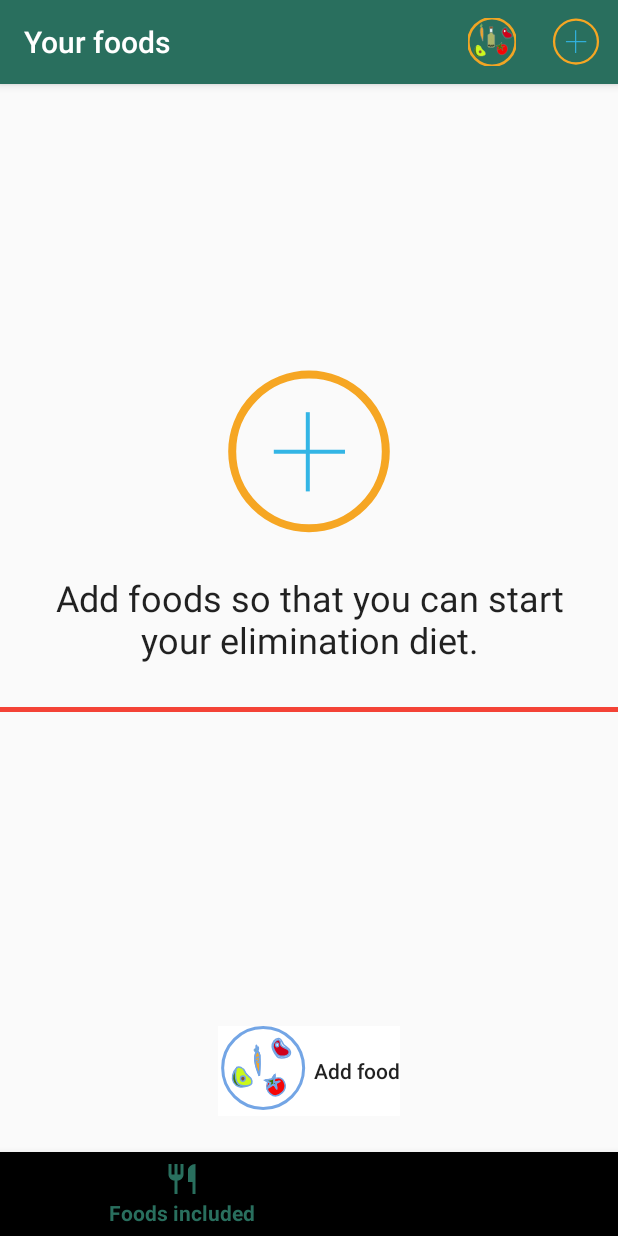
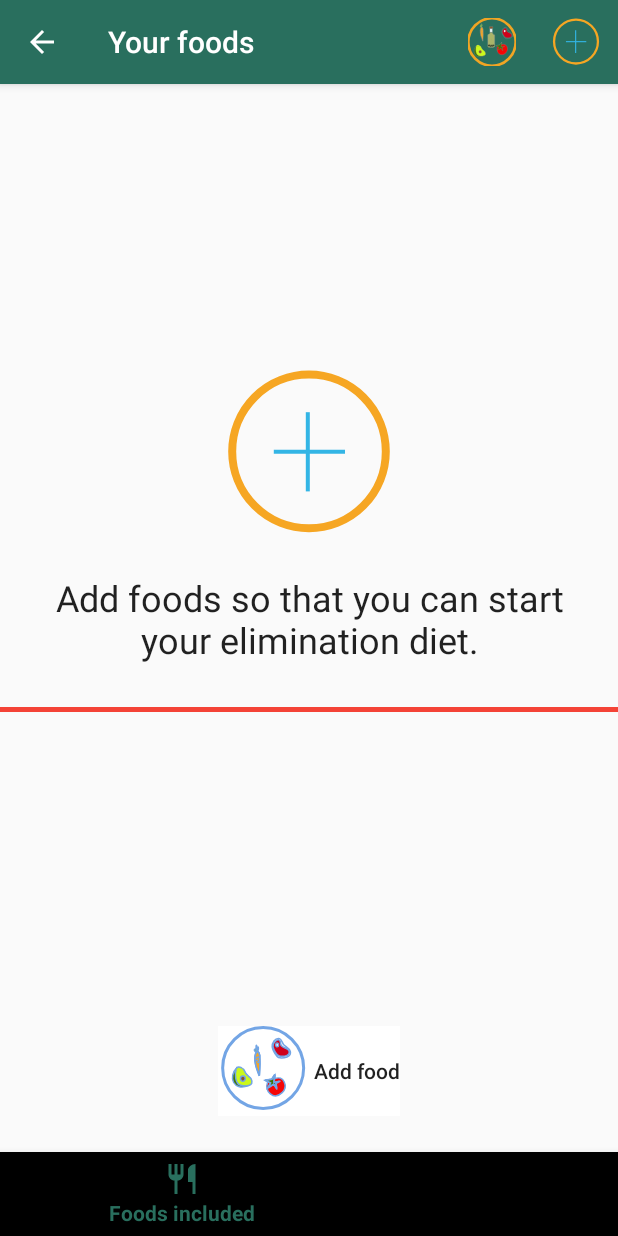
Before and after one commit to JohnyLearning/Eatlimination-Android, an Android app: the fragment AddFoodFragment placed in its activity, on a phone screen of 412 x 824 dp. Run offline under Robolectric (Android 15) with nearby library versions, the light colour scheme and no system bars; our stand-ins replace Picasso, Room's generated code, RxJava, data binding, navigation-ui; pictures from the network do not load; 4 statements that could not run were skipped.

Commit message:
navigation fixes

```diff
--- a/app/src/main/java/com/ihadzhi/eatlimination/ui/AddFoodFragment.java
+++ b/app/src/main/java/com/ihadzhi/eatlimination/ui/AddFoodFragment.java
@@ -5,15 +5,14 @@
 import androidx.annotation.NonNull;
 import androidx.annotation.Nullable;
 import androidx.databinding.DataBindingUtil;
-import androidx.fragment.app.Fragment;
 import androidx.navigation.fragment.NavHostFragment;
 
 import android.view.LayoutInflater;
+import android.view.MenuItem;
 import android.view.View;
 import android.view.ViewGroup;
 
 import com.ihadzhi.eatlimination.R;
-import com.ihadzhi.eatlimination.data.Diet;
 import com.ihadzhi.eatlimination.data.DietDao;
 import com.ihadzhi.eatlimination.data.EatliminationDatabase;
 import com.ihadzhi.eatlimination.data.Food;
@@ -26,7 +25,7 @@
 import java.util.concurrent.Executor;
 import java.util.concurrent.Executors;
 
-public class AddFoodFragment extends Fragment {
+public class AddFoodFragment extends BaseFragment {
 
     private SpoonFoodAuto food;
     private FragmentAddFoodBinding binding;
@@ -47,6 +46,9 @@
     @Override
     public void onViewCreated(@NonNull View view, @Nullable Bundle savedInstanceState) {
         super.onViewCreated(view, savedInstanceState);
+        setHasOptionsMenu(true);
+        showBackButton();
+        setTitle(getContext().getString(R.string.add_food_title, food.getName()));
         binding.setFood(food);
         binding.addFoodAction.setOnClickListener(viewTemp -> {
             addFoodAction();
@@ -71,7 +73,15 @@
                 }
             });
         });
-        NavHostFragment.findNavController(this).navigate(AddFoodFragmentDirections.actionAddFoodFragmentToHomeFragment());
+        NavHostFragment.findNavController(this).navigate(AddFoodFragmentDirections.backToHomeFragment());
     }
 
+    @Override
+    public boolean onOptionsItemSelected(@NonNull MenuItem item) {
+        if (item.getItemId() == android.R.id.home) {
+            NavHostFragment.findNavController(this).navigate(AddFoodFragmentDirections.backToFoodSearchFragment());
+            return true;
+        }
+        return super.onOptionsItemSelected(item);
+    }
 }
--- a/app/src/main/java/com/ihadzhi/eatlimination/ui/FoodsIncludedFragment.java
+++ b/app/src/main/java/com/ihadzhi/eatlimination/ui/FoodsIncludedFragment.java
@@ -39,13 +39,13 @@
     public View onCreateView(@NonNull LayoutInflater inflater, @Nullable ViewGroup container,
                              @Nullable Bundle savedInstanceState) {
         dataBinding = DataBindingUtil.inflate(inflater, R.layout.foods_included_fragment, container, false);
-        setHasOptionsMenu(true);
         return dataBinding.getRoot();
     }
 
     @Override
     public void onActivityCreated(@Nullable Bundle savedInstanceState) {
         super.onActivityCreated(savedInstanceState);
+        setHasOptionsMenu(true);
         setTitle(R.string.foods_included_title);
         foodsIncludedAdapter = new FoodsIncludedAdapter(getActivity(), food -> {
             // TODO: define action for food selection
--- a/app/src/main/java/com/ihadzhi/eatlimination/ui/SymptomRecordFragment.java
+++ b/app/src/main/java/com/ihadzhi/eatlimination/ui/SymptomRecordFragment.java
@@ -56,7 +56,7 @@
     @Override
     public boolean onOptionsItemSelected(@NonNull MenuItem item) {
         if (item.getItemId() == android.R.id.home) {
-            NavHostFragment.findNavController(this).navigate(SymptomsFragmentDirections.backToHomeFragment());
+            NavHostFragment.findNavController(this).navigate(SymptomRecordFragmentDirections.backToSymptoms());
             return true;
         }
         return super.onOptionsItemSelected(item);
--- a/app/src/main/res/navigation/eatlimination_nav_graph.xml
+++ b/app/src/main/res/navigation/eatlimination_nav_graph.xml
@@ -9,17 +9,14 @@
         android:id="@+id/homeFragment"
         android:name="com.ihadzhi.eatlimination.ui.HomeFragment"
         android:label="homeFragment">
+
         <action
             android:id="@+id/action_homeFragment_to_foodSearchFragment"
-            app:destination="@+id/foodSearchFragment"
-            app:enterAnim="@anim/fragment_fade_enter"
-            app:exitAnim="@anim/fragment_fade_exit" />
+            app:destination="@+id/foodSearchFragment"/>
+
         <action
             android:id="@+id/move_from_homeFragment_to_foodsIncludedFragment"
-            app:destination="@id/foodsIncludedFragment"
-            app:enterAnim="@anim/fragment_fade_enter"
-            app:exitAnim="@anim/fragment_fade_exit"
-            app:launchSingleTop="true"/>
+            app:destination="@id/foodsIncludedFragment"/>
     </fragment>
 
     <fragment
@@ -33,9 +30,7 @@
             android:id="@+id/action_foodSearchFragment_to_homeFragment2"
             app:destination="@id/homeFragment"
             app:enterAnim="@anim/fragment_fade_enter"
-            app:exitAnim="@anim/fragment_fade_exit"
-            app:popUpTo="@id/homeFragment"
-            app:popUpToInclusive="true"/>
+            app:exitAnim="@anim/fragment_fade_exit" />
     </fragment>
 
     <fragment
@@ -45,11 +40,14 @@
         tools:layout="@layout/fragment_add_food">
 
         <argument android:name="food" app:argType="com.ihadzhi.eatlimination.network.model.SpoonFoodAuto"/>
+
         <action
-            android:id="@+id/action_addFoodFragment_to_homeFragment"
-            app:destination="@id/homeFragment"
-            app:popUpTo="@id/homeFragment"
-            app:popUpToInclusive="false" />
+            android:id="@+id/back_to_homeFragment"
+            app:destination="@id/homeFragment"/>
+
+        <action
+            android:id="@+id/back_to_foodSearchFragment"
+            app:destination="@id/foodSearchFragment" />
 
     </fragment>
 
@@ -59,9 +57,7 @@
 
         <action
             android:id="@+id/back_to_homeFragment"
-            app:destination="@id/homeFragment"
-            app:popUpTo="@id/homeFragment"
-            app:popUpToInclusive="true"/>
+            app:destination="@id/homeFragment"/>
 
     </fragment>
 
@@ -72,9 +68,7 @@
 
         <action
             android:id="@+id/back_to_homeFragment"
-            app:destination="@id/homeFragment"
-            app:popUpTo="@id/homeFragment"
-            app:popUpToInclusive="true"/>
+            app:destination="@id/homeFragment" />
 
         <action
             android:id="@+id/action_symptomsFragment_to_symptomRecordFragment"
@@ -92,8 +86,8 @@
         android:name="com.ihadzhi.eatlimination.ui.SymptomRecordFragment"
         android:label="SymptomRecordFragment" >
         <action
-            android:id="@+id/back_to_homeFragment"
-            app:destination="@id/homeFragment" />
+            android:id="@+id/back_to_symptoms"
+            app:destination="@id/symptomsFragment" />
     </fragment>
     <fragment
         android:id="@+id/viewRecordingsFragment"
--- a/app/src/main/res/values/strings.xml
+++ b/app/src/main/res/values/strings.xml
@@ -15,4 +15,5 @@
     <string name="recordings_title">%1$s records</string>
     <string name="search_foods_title">Search for new foods to add</string>
     <string name="home_title">"Your foods"</string>
+    <string name="add_food_title">"Add %1$s to your foods"</string>
 </resources>
```
Also changed, not shown: app/src/main/java/com/ihadzhi/eatlimination/ui/SymptomsFragment.java (+6 -11 lines).
